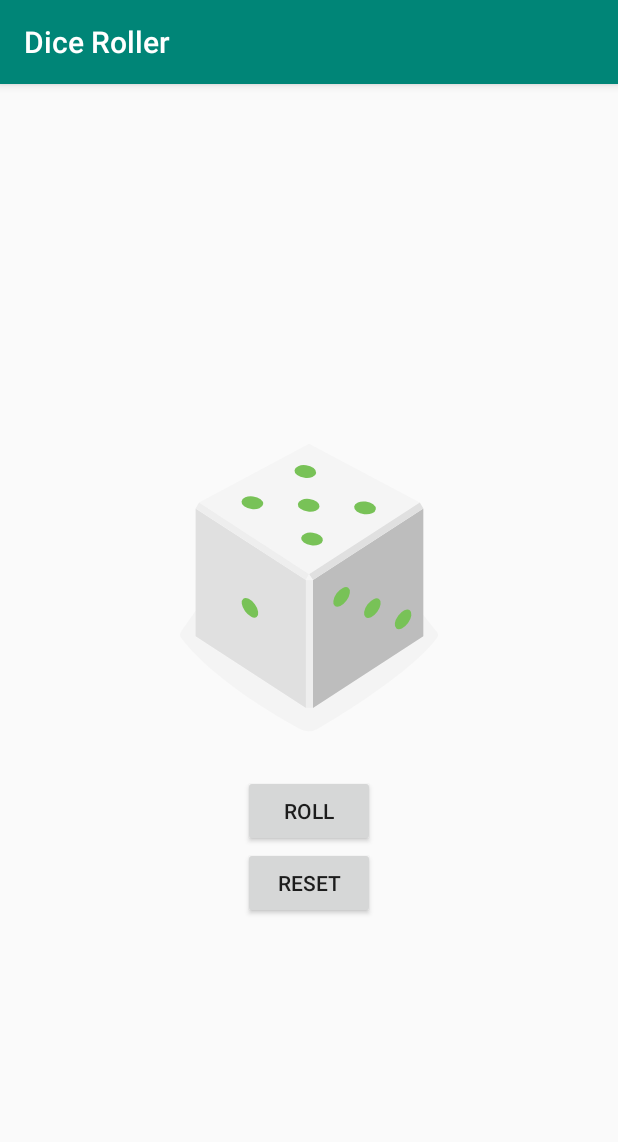
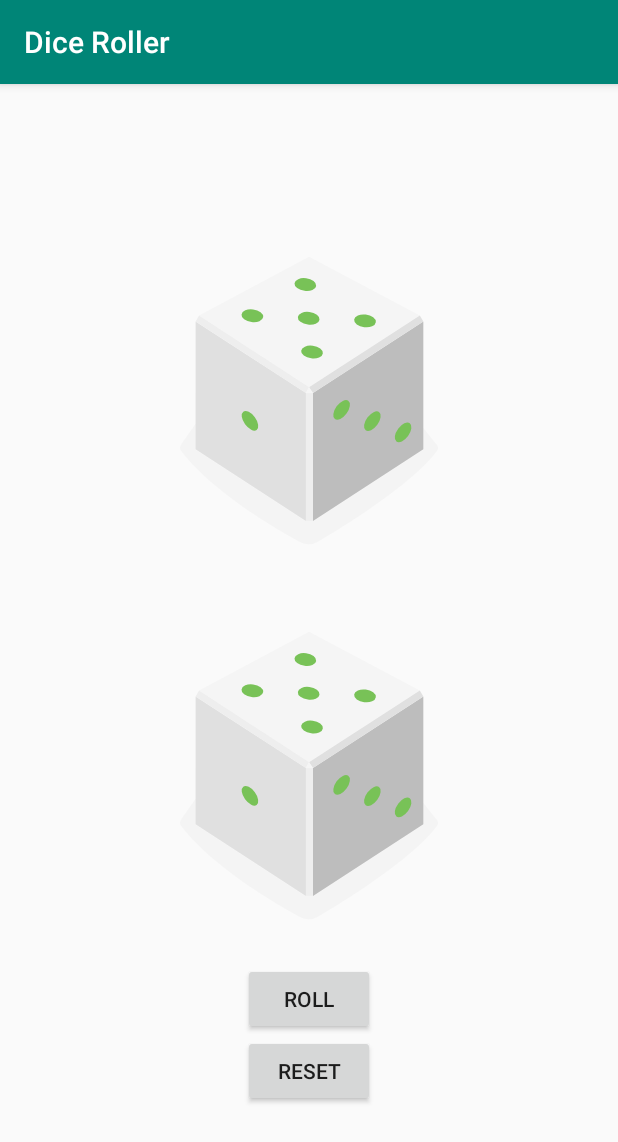
Before and after one commit to codelloyd/akfc-diceroller, an Android app: the screen it shows after launch (MainActivity), after a tap on "ROLL", on a phone screen of 412 x 824 dp. Shown: the top 1142 px of the screen. Run offline under Robolectric (Android 15) with nearby library versions, the phone set to English and light mode, and no system bars.

Commit message:
Add another dice

```diff
--- a/app/src/main/java/com/codelloyd/akfc/diceroller/MainActivity.kt
+++ b/app/src/main/java/com/codelloyd/akfc/diceroller/MainActivity.kt
@@ -7,13 +7,15 @@ import android.widget.ImageView
 import java.util.Random
 
 class MainActivity : AppCompatActivity() {
-  lateinit var diceImage: ImageView
+  lateinit var diceImage1: ImageView
+  lateinit var diceImage2: ImageView
 
   override fun onCreate(savedInstanceState: Bundle?) {
     super.onCreate(savedInstanceState)
     setContentView(R.layout.activity_main)
 
-    diceImage = findViewById(R.id.dice_image)
+    diceImage1 = findViewById(R.id.dice_image_1)
+    diceImage2 = findViewById(R.id.dice_image_2)
 
     val rollButton: Button = findViewById(R.id.roll_button)
     rollButton.setOnClickListener { rollDice() }
@@ -25,9 +27,17 @@ class MainActivity : AppCompatActivity() {
   }
 
   private fun rollDice() {
-    val randomInt = Random().nextInt(6) + 1
+    diceImage1.setImageResource(getRandomDiceImage())
+    diceImage2.setImageResource(getRandomDiceImage())
+  }
 
-    val drawableResource = when (randomInt) {
+  private fun reset() {
+    diceImage1.setImageResource(R.drawable.empty_dice)
+    diceImage2.setImageResource(R.drawable.empty_dice)
+  }
+
+  private fun getRandomDiceImage(): Int {
+    return when (Random().nextInt(6) + 1) {
       1 -> R.drawable.dice_1
       2 -> R.drawable.dice_2
       3 -> R.drawable.dice_3
@@ -35,10 +45,5 @@ class MainActivity : AppCompatActivity() {
       5 -> R.drawable.dice_5
       else -> R.drawable.dice_6
     }
-    diceImage.setImageResource(drawableResource)
-  }
-
-  private fun reset() {
-    diceImage.setImageResource(R.drawable.empty_dice)
   }
 }
--- a/app/src/main/res/layout/activity_main.xml
+++ b/app/src/main/res/layout/activity_main.xml
@@ -10,7 +10,15 @@
     tools:context=".MainActivity">
 
   <ImageView
-      android:id="@+id/dice_image"
+      android:id="@+id/dice_image_1"
+      android:layout_width="wrap_content"
+      android:layout_height="wrap_content"
+      android:layout_gravity="center_horizontal"
+      app:srcCompat="@drawable/empty_dice"
+      tools:src="@drawable/dice_1"/>
+
+  <ImageView
+      android:id="@+id/dice_image_2"
       android:layout_width="wrap_content"
       android:layout_height="wrap_content"
       android:layout_gravity="center_horizontal"
```
